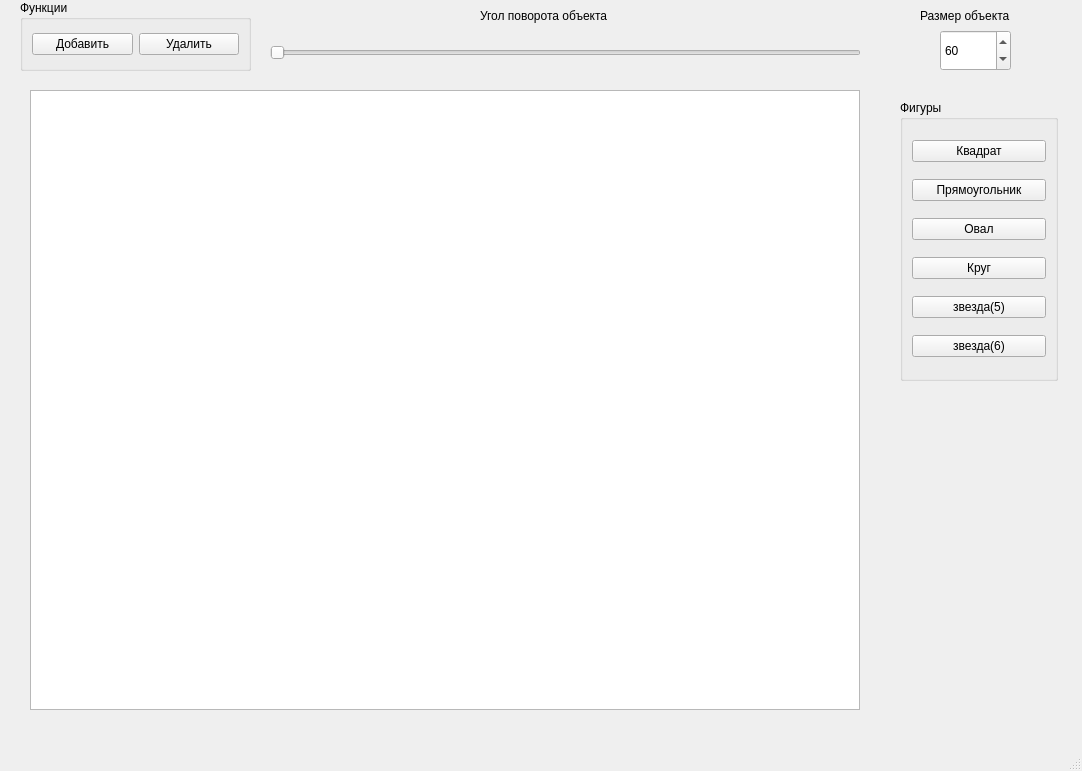
Old version of the form mainwindow.ui in the repository Artem441/Lr_1_Task_2.
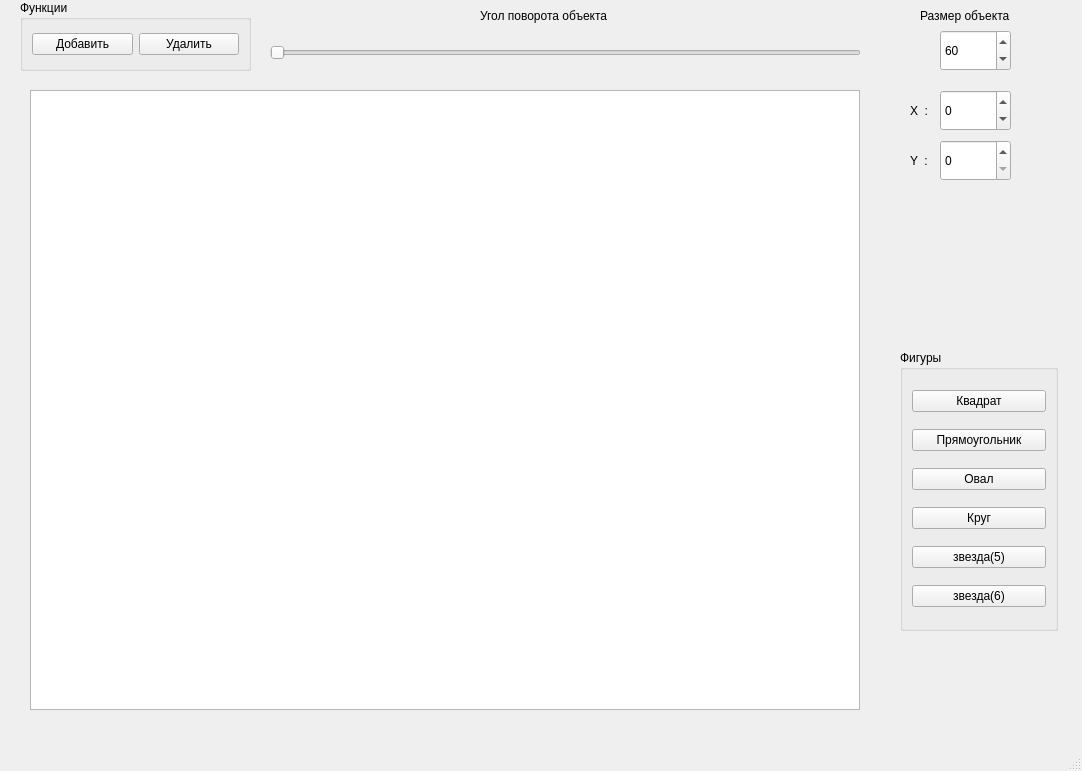
New version of the form.

What changed in the file:
```diff
--- a/mainwindow.ui
+++ b/mainwindow.ui
@@ -31,7 +31,7 @@
     <property name="geometry">
      <rect>
       <x>900</x>
-      <y>100</y>
+      <y>350</y>
       <width>158</width>
       <height>281</height>
      </rect>
@@ -171,6 +171,61 @@
      <string>Угол поворота объекта</string>
     </property>
    </widget>
+   <widget class="QSpinBox" name="spinBox_Y">
+    <property name="geometry">
+     <rect>
+      <x>940</x>
+      <y>140</y>
+      <width>71</width>
+      <height>41</height>
+     </rect>
+    </property>
+    <property name="maximum">
+     <number>584</number>
+    </property>
+   </widget>
+   <widget class="QSpinBox" name="spinBox_X">
+    <property name="geometry">
+     <rect>
+      <x>940</x>
+      <y>90</y>
+      <width>71</width>
+      <height>41</height>
+     </rect>
+    </property>
+    <property name="minimum">
+     <number>-135</number>
+    </property>
+    <property name="maximum">
+     <number>635</number>
+    </property>
+   </widget>
+   <widget class="QLabel" name="label_3">
+    <property name="geometry">
+     <rect>
+      <x>910</x>
+      <y>90</y>
+      <width>31</width>
+      <height>41</height>
+     </rect>
+    </property>
+    <property name="text">
+     <string>X  :</string>
+    </property>
+   </widget>
+   <widget class="QLabel" name="label_4">
+    <property name="geometry">
+     <rect>
+      <x>910</x>
+      <y>140</y>
+      <width>41</width>
+      <height>41</height>
+     </rect>
+    </property>
+    <property name="text">
+     <string>Y  :</string>
+    </property>
+   </widget>
   </widget>
   <widget class="QMenuBar" name="menubar">
    <property name="geometry">
```
